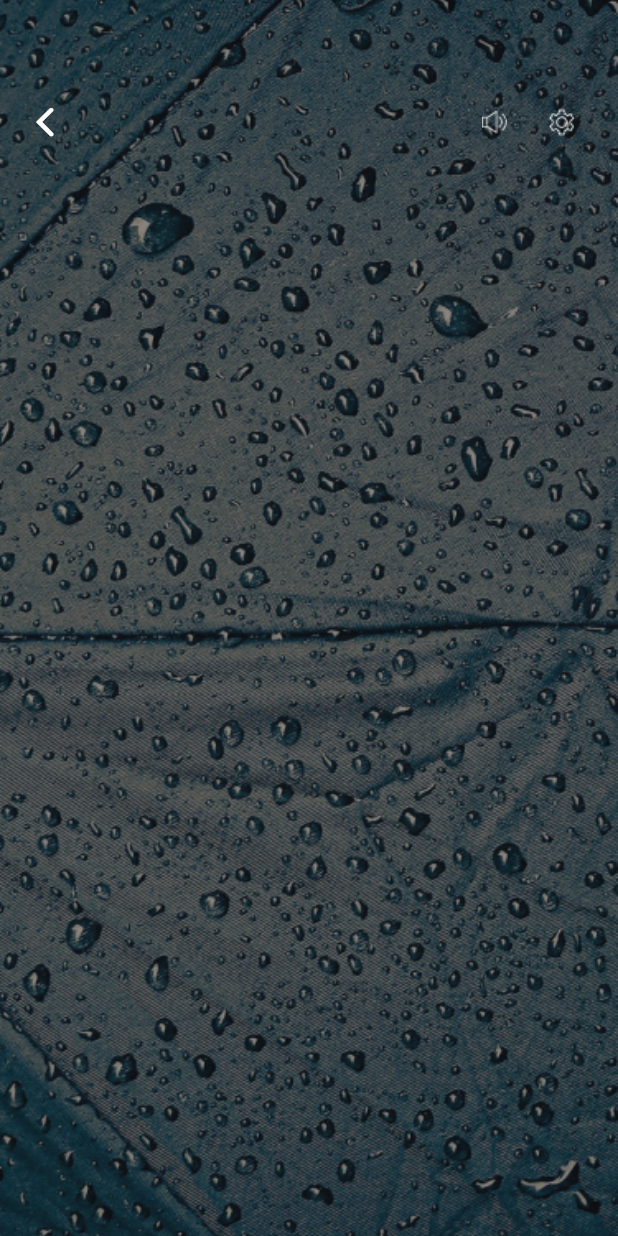
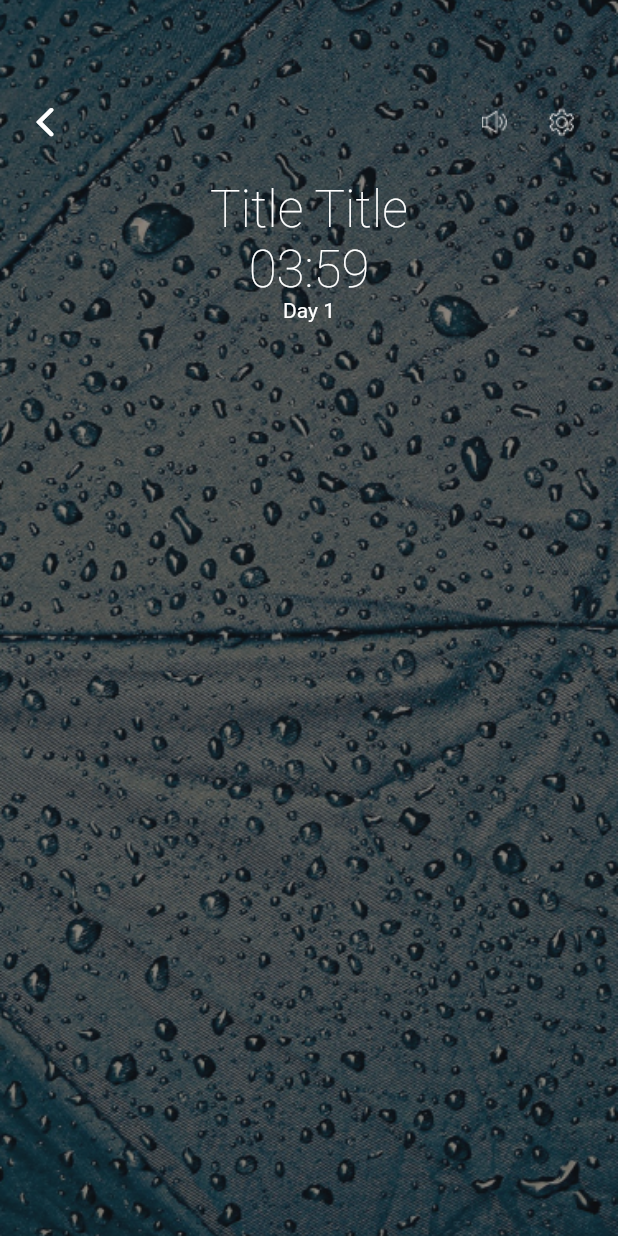
Before and after one commit to CoMatu/meditation_app, a Flutter app: the PlayerPage screen opened directly, on a phone screen of 412 x 824 dp. Run offline on Flutter 3.47's test engine with Material 2 defaults, Android fonts, the phone set to English and light mode, and no system bars.

Commit message:
player page in progress

```diff
--- a/lib/presentation/pages/player_page.dart
+++ b/lib/presentation/pages/player_page.dart
@@ -60,6 +60,45 @@ class PlayerPage extends StatelessWidget {
                     ],
                   ),
                 ),
+                Center(
+                  child: Column(
+                    children: <Widget>[
+                      Text(
+                        'Title Title',
+                        style: TextStyle(
+                            fontSize: 34.0,
+                            color: Colors.white,
+                            fontWeight: FontWeight.w200),
+                      ),
+                      Container(
+                        height: 230.0,
+                        width: 230.0,
+                        child: Center(
+                          child: Stack(
+                            children: <Widget>[
+                              //TODO сделать индикатор времени
+                              Column(
+                                children: <Widget>[
+                                  Text(
+                                    '03:59',
+                                    style: TextStyle(
+                                        fontSize: 34.0,
+                                        color: Colors.white,
+                                        fontWeight: FontWeight.w200),
+                                  ),
+                                  Text(
+                                    'Day 1',
+                                    style: TextStyle(color: Colors.white),
+                                  ),
+                                ],
+                              ),
+                            ],
+                          ),
+                        ),
+                      ),
+                    ],
+                  ),
+                ),
               ],
             ),
           ],
```
